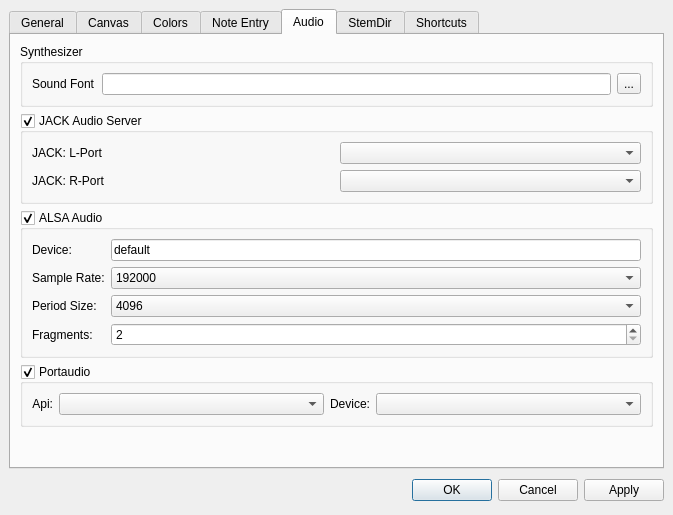
This is mscore/mscore/prefsdialog.ui in musescore/musescore-old as Qt 5 draws it before an edit. The edited form follows.
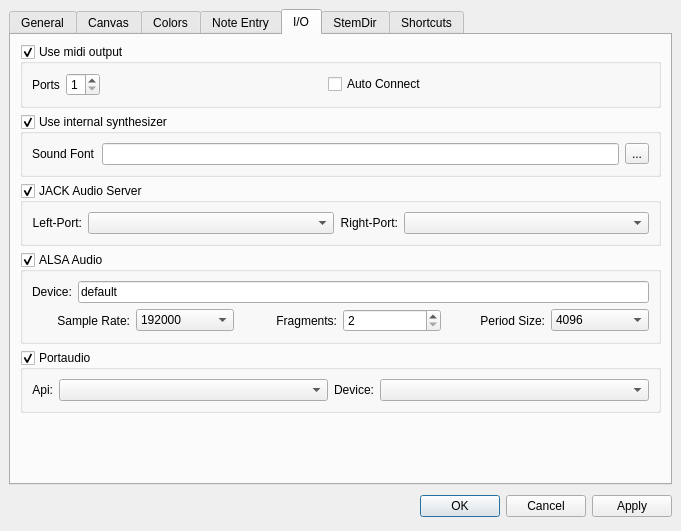
This is the edited form. The open tabs and pages were chosen to show the change. Icons and pictures are not drawn. Custom widgets are drawn as their Qt base class.

Commit message: midi output infrastructure

```diff
--- a/mscore/mscore/prefsdialog.ui
+++ b/mscore/mscore/prefsdialog.ui
@@ -5,8 +5,8 @@
    <rect>
     <x>0</x>
     <y>0</y>
-    <width>673</width>
-    <height>515</height>
+    <width>681</width>
+    <height>531</height>
    </rect>
   </property>
   <property name="windowTitle" >
@@ -982,32 +982,88 @@
      </widget>
      <widget class="QWidget" name="tab_2" >
       <attribute name="title" >
-       <string>Audio</string>
+       <string>I/O</string>
       </attribute>
       <layout class="QVBoxLayout" >
-       <property name="spacing" >
-        <number>6</number>
-       </property>
-       <property name="leftMargin" >
-        <number>9</number>
-       </property>
-       <property name="topMargin" >
-        <number>9</number>
-       </property>
-       <property name="rightMargin" >
-        <number>9</number>
-       </property>
-       <property name="bottomMargin" >
-        <number>9</number>
-       </property>
+       <item>
+        <widget class="QGroupBox" name="useMidiOutput" >
+         <property name="title" >
+          <string>Use midi output</string>
+         </property>
+         <property name="flat" >
+          <bool>true</bool>
+         </property>
+         <property name="checkable" >
+          <bool>true</bool>
+         </property>
+         <layout class="QHBoxLayout" >
+          <item>
+           <widget class="QLabel" name="label_22" >
+            <property name="text" >
+             <string>Ports</string>
+            </property>
+           </widget>
+          </item>
+          <item>
+           <widget class="QSpinBox" name="midiPorts" >
+            <property name="minimum" >
+             <number>1</number>
+            </property>
+            <property name="maximum" >
+             <number>8</number>
+            </property>
+            <property name="value" >
+             <number>1</number>
+            </property>
+           </widget>
+          </item>
        <item>
-        <widget class="QGroupBox" name="groupBox_7" >
+           <spacer>
+            <property name="orientation" >
+             <enum>Qt::Horizontal</enum>
+            </property>
+            <property name="sizeHint" >
+             <size>
+              <width>40</width>
+              <height>20</height>
+             </size>
+            </property>
+           </spacer>
+          </item>
+          <item>
+           <widget class="QCheckBox" name="midiAutoConnect" >
+            <property name="text" >
+             <string>Auto Connect</string>
+            </property>
+           </widget>
+          </item>
+          <item>
+           <spacer>
+            <property name="orientation" >
+             <enum>Qt::Horizontal</enum>
+            </property>
+            <property name="sizeHint" >
+             <size>
+              <width>40</width>
+              <height>20</height>
+             </size>
+            </property>
+           </spacer>
+          </item>
+         </layout>
+        </widget>
+       </item>
+       <item>
+        <widget class="QGroupBox" name="useSynthesizer" >
          <property name="title" >
-          <string>Synthesizer</string>
+          <string>Use internal synthesizer</string>
          </property>
          <property name="flat" >
           <bool>true</bool>
          </property>
+         <property name="checkable" >
+          <bool>true</bool>
+         </property>
          <layout class="QHBoxLayout" >
           <item>
            <widget class="QLabel" name="label_8" >
@@ -1046,51 +1102,51 @@
          <property name="checkable" >
           <bool>true</bool>
          </property>
-         <layout class="QGridLayout" >
-          <property name="leftMargin" >
-           <number>9</number>
-          </property>
-          <property name="topMargin" >
-           <number>9</number>
-          </property>
-          <property name="rightMargin" >
-           <number>9</number>
-          </property>
-          <property name="bottomMargin" >
-           <number>9</number>
-          </property>
-          <property name="horizontalSpacing" >
-           <number>6</number>
-          </property>
-          <property name="verticalSpacing" >
-           <number>6</number>
-          </property>
-          <item row="1" column="0" >
+         <layout class="QHBoxLayout" >
+          <item>
+           <widget class="QLabel" name="label_6" >
+            <property name="sizePolicy" >
+             <sizepolicy vsizetype="Fixed" hsizetype="Fixed" >
+              <horstretch>0</horstretch>
+              <verstretch>0</verstretch>
+             </sizepolicy>
+            </property>
+            <property name="text" >
+             <string>Left-Port:</string>
+            </property>
+            <property name="textFormat" >
+             <enum>Qt::PlainText</enum>
+            </property>
+            <property name="alignment" >
+             <set>Qt::AlignRight|Qt::AlignTrailing|Qt::AlignVCenter</set>
+            </property>
+           </widget>
+          </item>
+          <item>
+           <widget class="QComboBox" name="jackLPort" />
+          </item>
+          <item>
            <widget class="QLabel" name="label_7" >
+            <property name="sizePolicy" >
+             <sizepolicy vsizetype="Fixed" hsizetype="Fixed" >
+              <horstretch>0</horstretch>
+              <verstretch>0</verstretch>
+             </sizepolicy>
+            </property>
             <property name="text" >
-             <string>JACK: R-Port</string>
+             <string>Right-Port:</string>
             </property>
             <property name="textFormat" >
              <enum>Qt::PlainText</enum>
             </property>
+            <property name="alignment" >
+             <set>Qt::AlignRight|Qt::AlignTrailing|Qt::AlignVCenter</set>
+            </property>
            </widget>
           </item>
-          <item row="1" column="1" >
+          <item>
            <widget class="QComboBox" name="jackRPort" />
           </item>
-          <item row="0" column="1" >
-           <widget class="QComboBox" name="jackLPort" />
-          </item>
-          <item row="0" column="0" >
-           <widget class="QLabel" name="label_6" >
-            <property name="text" >
-             <string>JACK: L-Port</string>
-            </property>
-            <property name="textFormat" >
-             <enum>Qt::PlainText</enum>
-            </property>
-           </widget>
-          </item>
          </layout>
         </widget>
        </item>
@@ -1108,33 +1164,38 @@
          <property name="checked" >
           <bool>true</bool>
          </property>
-         <layout class="QGridLayout" >
-          <property name="leftMargin" >
-           <number>9</number>
-          </property>
-          <property name="topMargin" >
-           <number>9</number>
-          </property>
-          <property name="rightMargin" >
-           <number>9</number>
-          </property>
-          <property name="bottomMargin" >
-           <number>9</number>
-          </property>
-          <property name="horizontalSpacing" >
-           <number>6</number>
-          </property>
-          <property name="verticalSpacing" >
-           <number>6</number>
-          </property>
-          <item row="0" column="1" >
+         <layout class="QVBoxLayout" >
+          <item>
+           <layout class="QHBoxLayout" >
+            <item>
+             <widget class="QLabel" name="label_10" >
+              <property name="text" >
+               <string>Device:</string>
+              </property>
+             </widget>
+            </item>
+            <item>
            <widget class="QLineEdit" name="alsaDevice" >
             <property name="text" >
              <string>default</string>
             </property>
            </widget>
           </item>
-          <item row="1" column="1" >
+           </layout>
+          </item>
+          <item>
+           <layout class="QHBoxLayout" >
+            <item>
+             <widget class="QLabel" name="label_11" >
+              <property name="text" >
+               <string>Sample Rate:</string>
+              </property>
+              <property name="alignment" >
+               <set>Qt::AlignRight|Qt::AlignTrailing|Qt::AlignVCenter</set>
+              </property>
+             </widget>
+            </item>
+            <item>
            <widget class="QComboBox" name="alsaSampleRate" >
             <item>
              <property name="text" >
@@ -1173,7 +1234,40 @@
             </item>
            </widget>
           </item>
-          <item row="2" column="1" >
+            <item>
+             <widget class="QLabel" name="label_13" >
+              <property name="text" >
+               <string>Fragments:</string>
+              </property>
+              <property name="alignment" >
+               <set>Qt::AlignRight|Qt::AlignTrailing|Qt::AlignVCenter</set>
+              </property>
+             </widget>
+            </item>
+            <item>
+             <widget class="QSpinBox" name="alsaFragments" >
+              <property name="minimum" >
+               <number>2</number>
+              </property>
+              <property name="maximum" >
+               <number>8</number>
+              </property>
+              <property name="value" >
+               <number>2</number>
+              </property>
+             </widget>
+            </item>
+            <item>
+             <widget class="QLabel" name="label_12" >
+              <property name="text" >
+               <string>Period Size:</string>
+              </property>
+              <property name="alignment" >
+               <set>Qt::AlignRight|Qt::AlignTrailing|Qt::AlignVCenter</set>
+              </property>
+             </widget>
+            </item>
+            <item>
            <widget class="QComboBox" name="alsaPeriodSize" >
             <item>
              <property name="text" >
@@ -1212,46 +1306,7 @@
             </item>
            </widget>
           </item>
-          <item row="3" column="1" >
-           <widget class="QSpinBox" name="alsaFragments" >
-            <property name="minimum" >
-             <number>2</number>
-            </property>
-            <property name="maximum" >
-             <number>8</number>
-            </property>
-            <property name="value" >
-             <number>2</number>
-            </property>
-           </widget>
-          </item>
-          <item row="3" column="0" >
-           <widget class="QLabel" name="label_13" >
-            <property name="text" >
-             <string>Fragments:</string>
-            </property>
-           </widget>
-          </item>
-          <item row="2" column="0" >
-           <widget class="QLabel" name="label_12" >
-            <property name="text" >
-             <string>Period Size:</string>
-            </property>
-           </widget>
-          </item>
-          <item row="1" column="0" >
-           <widget class="QLabel" name="label_11" >
-            <property name="text" >
-             <string>Sample Rate:</string>
-            </property>
-           </widget>
-          </item>
-          <item row="0" column="0" >
-           <widget class="QLabel" name="label_10" >
-            <property name="text" >
-             <string>Device:</string>
-            </property>
-           </widget>
+           </layout>
           </item>
          </layout>
         </widget>
@@ -1318,8 +1373,8 @@
          </property>
          <property name="sizeHint" >
           <size>
-           <width>20</width>
-           <height>40</height>
+           <width>633</width>
+           <height>31</height>
           </size>
          </property>
         </spacer>
```
Lines whose indentation alone changed are shown as unchanged. The commit also changes 33 other files.
